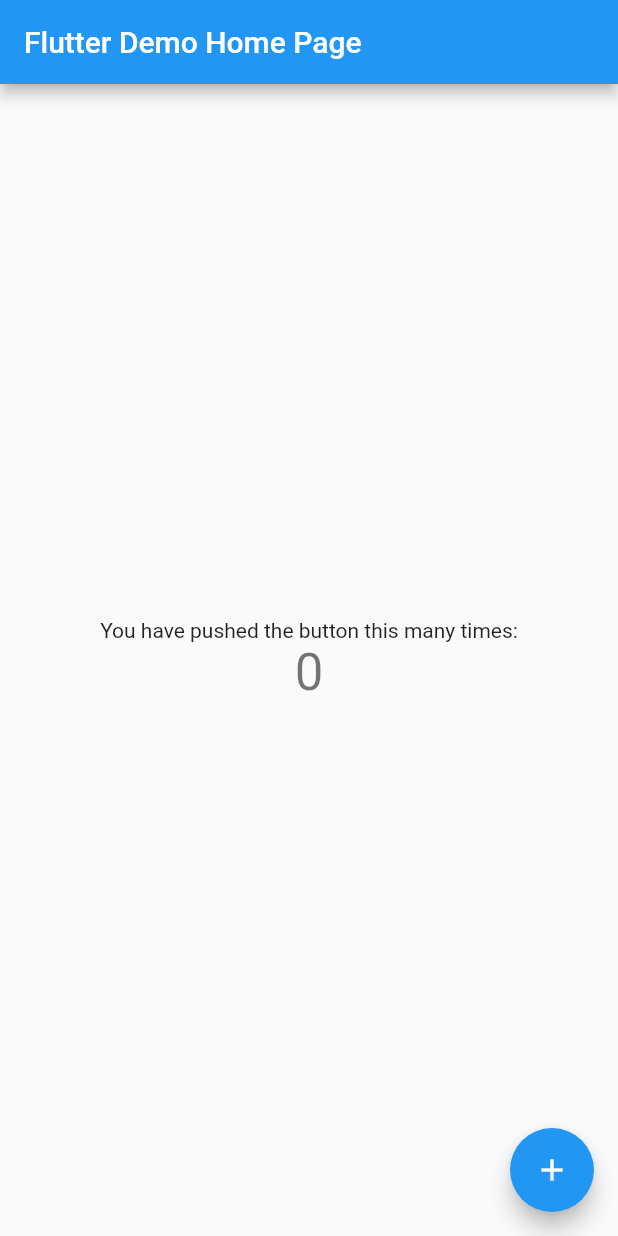
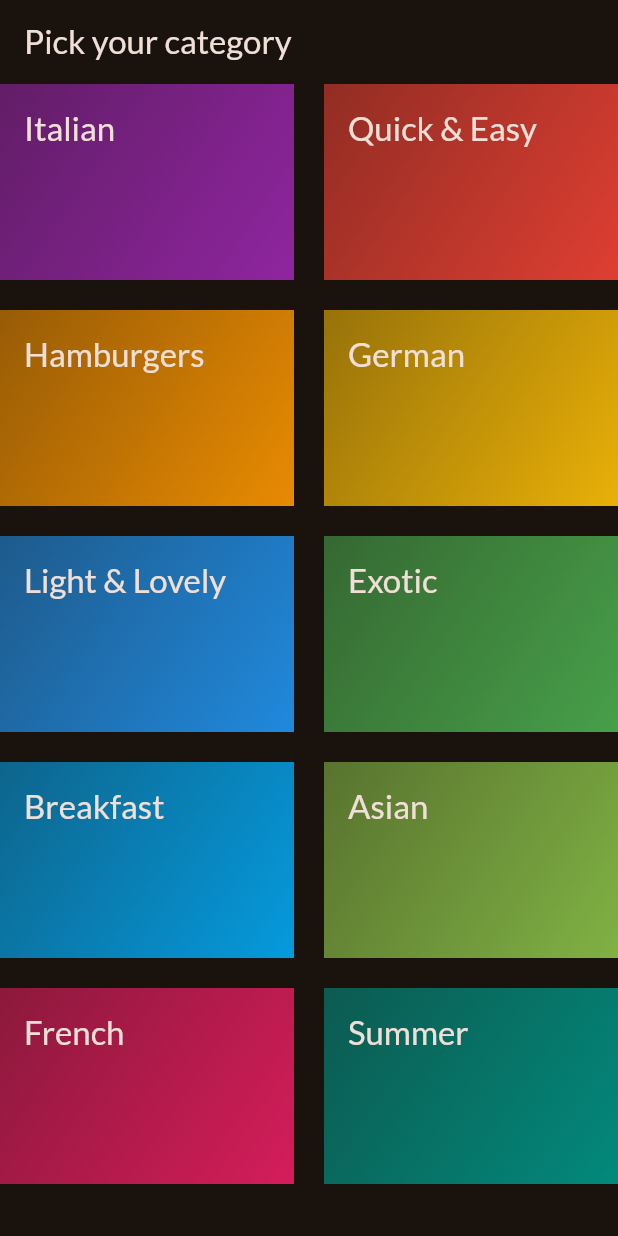
Before and after one commit to Shankaraaditya/meals_app_Flutter, a Flutter app: the screen it shows after launch, on a phone screen of 412 x 824 dp. Run offline on Flutter 3.47's test engine with Material 2 defaults, Android fonts, the phone set to English and light mode, and no system bars; our stand-ins replace google_fonts.

Commit message:
category screen complete

```diff
--- /dev/null
+++ b/lib/data/dummy_data.dart
@@ -0,0 +1,56 @@
+import 'package:flutter/material.dart';
+
+import 'package:meals_app/models/category.dart';
+
+var availableCategories = [
+  CategoryModal(
+    id: 'c1',
+    title: 'Italian',
+    color: Colors.purple,
+  ),
+  CategoryModal(
+    id: 'c2',
+    title: 'Quick & Easy',
+    color: Colors.red,
+  ),
+  CategoryModal(
+    id: 'c3',
+    title: 'Hamburgers',
+    color: Colors.orange,
+  ),
+  CategoryModal(
+    id: 'c4',
+    title: 'German',
+    color: Colors.amber,
+  ),
+  CategoryModal(
+    id: 'c5',
+    title: 'Light & Lovely',
+    color: Colors.blue,
+  ),
+  CategoryModal(
+    id: 'c6',
+    title: 'Exotic',
+    color: Colors.green,
+  ),
+  CategoryModal(
+    id: 'c7',
+    title: 'Breakfast',
+    color: Colors.lightBlue,
+  ),
+  CategoryModal(
+    id: 'c8',
+    title: 'Asian',
+    color: Colors.lightGreen,
+  ),
+  CategoryModal(
+    id: 'c9',
+    title: 'French',
+    color: Colors.pink,
+  ),
+  CategoryModal(
+    id: 'c10',
+    title: 'Summer',
+    color: Colors.teal,
+  ),
+];
--- a/lib/main.dart
+++ b/lib/main.dart
@@ -1,115 +1,29 @@
 import 'package:flutter/material.dart';
 
+import 'package:google_fonts/google_fonts.dart';
+import 'package:meals_app/screens/categories.dart';
+
+final theme = ThemeData(
+  useMaterial3: true,
+  colorScheme: ColorScheme.fromSeed(
+    brightness: Brightness.dark,
+    seedColor: const Color.fromARGB(255, 131, 57, 0),
+  ),
+  textTheme: GoogleFonts.latoTextTheme(),
+);
+
 void main() {
-  runApp(const MyApp());
+  runApp(const App());
 }
 
-class MyApp extends StatelessWidget {
-  const MyApp({super.key});
+class App extends StatelessWidget {
+  const App({super.key});
 
-  // This widget is the root of your application.
   @override
   Widget build(BuildContext context) {
     return MaterialApp(
-      title: 'Flutter Demo',
-      theme: ThemeData(
-        // This is the theme of your application.
-        //
-        // Try running your application with "flutter run". You'll see the
-        // application has a blue toolbar. Then, without quitting the app, try
-        // changing the primarySwatch below to Colors.green and then invoke
-        // "hot reload" (press "r" in the console where you ran "flutter run",
-        // or simply save your changes to "hot reload" in a Flutter IDE).
-        // Notice that the counter didn't reset back to zero; the application
-        // is not restarted.
-        primarySwatch: Colors.blue,
-      ),
-      home: const MyHomePage(title: 'Flutter Demo Home Page'),
+      theme: theme,
+      home: const CategoriesScreen()
     );
   }
 }
-
-class MyHomePage extends StatefulWidget {
-  const MyHomePage({super.key, required this.title});
-
-  // This widget is the home page of your application. It is stateful, meaning
-  // that it has a State object (defined below) that contains fields that affect
-  // how it looks.
-
-  // This class is the configuration for the state. It holds the values (in this
-  // case the title) provided by the parent (in this case the App widget) and
-  // used by the build method of the State. Fields in a Widget subclass are
-  // always marked "final".
-
-  final String title;
-
-  @override
-  State<MyHomePage> createState() => _MyHomePageState();
-}
-
-class _MyHomePageState extends State<MyHomePage> {
-  int _counter = 0;
-
-  void _incrementCounter() {
-    setState(() {
-      // This call to setState tells the Flutter framework that something has
-      // changed in this State, which causes it to rerun the build method below
-      // so that the display can reflect the updated values. If we changed
-      // _counter without calling setState(), then the build method would not be
-      // called again, and so nothing would appear to happen.
-      _counter++;
-    });
-  }
-
-  @override
-  Widget build(BuildContext context) {
-    // This method is rerun every time setState is called, for instance as done
-    // by the _incrementCounter method above.
-    //
-    // The Flutter framework has been optimized to make rerunning build methods
-    // fast, so that you can just rebuild anything that needs updating rather
-    // than having to individually change instances of widgets.
-    return Scaffold(
-      appBar: AppBar(
-        // Here we take the value from the MyHomePage object that was created by
-        // the App.build method, and use it to set our appbar title.
-        title: Text(widget.title),
-      ),
-      body: Center(
-        // Center is a layout widget. It takes a single child and positions it
-        // in the middle of the parent.
-        child: Column(
-          // Column is also a layout widget. It takes a list of children and
-          // arranges them vertically. By default, it sizes itself to fit its
-          // children horizontally, and tries to be as tall as its parent.
-          //
-          // Invoke "debug painting" (press "p" in the console, choose the
-          // "Toggle Debug Paint" action from the Flutter Inspector in Android
-          // Studio, or the "Toggle Debug Paint" command in Visual Studio Code)
-          // to see the wireframe for each widget.
-          //
-          // Column has various properties to control how it sizes itself and
-          // how it positions its children. Here we use mainAxisAlignment to
-          // center the children vertically; the main axis here is the vertical
-          // axis because Columns are vertical (the cross axis would be
-          // horizontal).
-          mainAxisAlignment: MainAxisAlignment.center,
-          children: <Widget>[
-            const Text(
-              'You have pushed the button this many times:',
-            ),
-            Text(
-              '$_counter',
-              style: Theme.of(context).textTheme.headlineMedium,
-            ),
-          ],
-        ),
-      ),
-      floatingActionButton: FloatingActionButton(
-        onPressed: _incrementCounter,
-        tooltip: 'Increment',
-        child: const Icon(Icons.add),
-      ), // This trailing comma makes auto-formatting nicer for build methods.
-    );
-  }
-}
--- /dev/null
+++ b/lib/models/category.dart
@@ -0,0 +1,13 @@
+import 'package:flutter/material.dart';
+
+class CategoryModal {
+  CategoryModal({
+    required this.id,
+    required this.title,
+    this.color = Colors.orange,
+  });
+
+  final String id;
+  final String title;
+  final Color color;
+}
--- /dev/null
+++ b/lib/screens/categories.dart
@@ -0,0 +1,28 @@
+import 'package:flutter/material.dart';
+import 'package:meals_app/data/dummy_data.dart';
+import 'package:meals_app/widgets/category_grid_item.dart';
+
+class CategoriesScreen extends StatelessWidget {
+  const CategoriesScreen({super.key});
+  @override
+  Widget build(BuildContext context) {
+    return Scaffold(
+      appBar: AppBar(
+        title: const Text("Pick your category"),
+      ),
+      body: GridView(
+        gridDelegate: const SliverGridDelegateWithFixedCrossAxisCount(
+          crossAxisCount: 2,
+          childAspectRatio: 3 / 2,
+          crossAxisSpacing: 20,
+          mainAxisSpacing: 20,
+        ),
+        children: [
+          for(final category in availableCategories)
+            CategoryGridItem(category: category)
+
+        ],
+      ),
+    );
+  }
+ }
--- /dev/null
+++ b/lib/widgets/category_grid_item.dart
@@ -0,0 +1,32 @@
+import 'package:flutter/material.dart';
+import 'package:meals_app/models/category.dart';
+
+class CategoryGridItem extends StatelessWidget {
+  const CategoryGridItem({
+    super.key,
+    required this.category,
+  });
+
+  final CategoryModal category;
+  @override
+  Widget build(BuildContext context) {
+    return Container(
+      padding: const EdgeInsets.all(16),
+      decoration: BoxDecoration(
+        gradient: LinearGradient(
+          colors: [
+            category.color.withOpacity(0.55),
+            category.color.withOpacity(0.9)
+          ],
+          begin: Alignment.topLeft,
+          end: Alignment.bottomRight
+        ),
+      ),
+      child: Text(category.title,
+      style: Theme.of(context).textTheme.titleLarge!.copyWith(
+        color: Theme.of(context).colorScheme.onBackground
+      ),
+      ),
+    );
+  }
+}
--- a/pubspec.yaml
+++ b/pubspec.yaml
@@ -35,6 +35,7 @@ dependencies:
   # The following adds the Cupertino Icons font to your application.
   # Use with the CupertinoIcons class for iOS style icons.
   cupertino_icons: ^1.0.2
+  google_fonts: ^4.0.4
 
 dev_dependencies:
   flutter_test:
```
Also changed, not shown: pubspec.lock, 2 other files.
